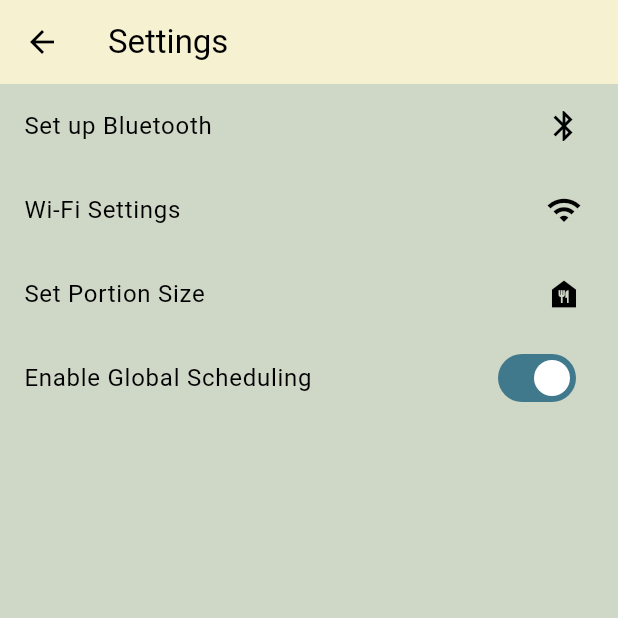
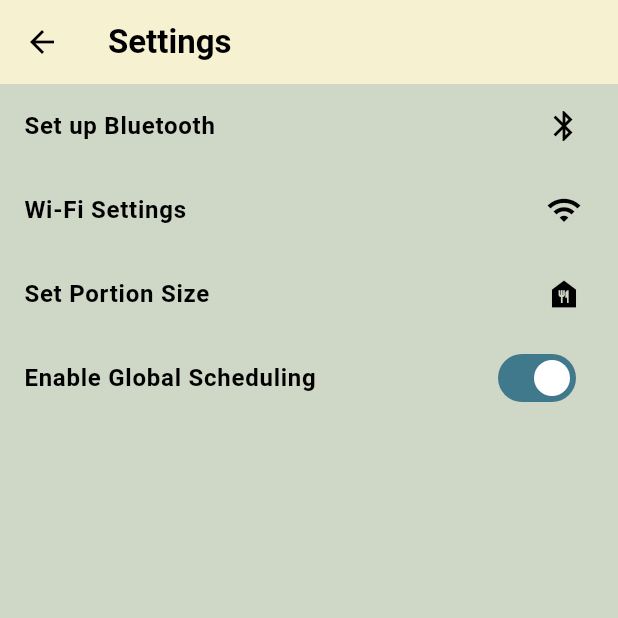
Before and after one commit to menezmethod/pet_feeder_esp_ui, a Flutter app: the screen it shows after launch, after a tap on the "settings" icon, on a phone screen of 412 x 824 dp, the top half of it. Run offline on Flutter 3.47's test engine with Material 3 defaults, Android fonts, the phone set to English and light mode, and no system bars; our stand-ins replace flutter_blue, flutter_svg; missing offline and left inert: mqtt_client.

Commit message:
Added settings page fixes

```diff
--- a/lib/main.dart
+++ b/lib/main.dart
@@ -50,6 +50,8 @@ class PetFeederPage extends StatefulWidget {
 class _PetFeederPageState extends State<PetFeederPage> {
   late MqttService mqttService;
   bool isConnected = false;
+  bool isSchedulingEnabled = true;
+  int servingSize = 1000;
   List<Schedule> schedules = [
     Schedule(hour: 8, minute: 0, enabled: true),
     Schedule(hour: 18, minute: 0, enabled: true),
@@ -86,29 +88,52 @@ class _PetFeederPageState extends State<PetFeederPage> {
   void _onMessageReceived(String topic, String payload) {
     if (topic == 'feeder/schedule_status') {
       _updateScheduleStatus(payload);
+    } else if (topic == 'feeder/serving_size') {
+      setState(() {
+        servingSize = int.parse(payload);
+      });
+    } else if (topic == 'feeder/scheduling_enable') {
+      setState(() {
+        isSchedulingEnabled = payload == '1' || payload.toLowerCase() == 'true';
+      });
     }
   }
 
-  void _publishMessage(String topic, String message) {
-    mqttService.publish(topic, message);
-  }
-
   void _getScheduleStatus() {
-    _publishMessage('feeder/get_schedule', '');
+    mqttService.publish('feeder/get_schedule', '');
   }
 
   void _updateScheduleStatus(String payload) {
     Map<String, dynamic> status = json.decode(payload);
     setState(() {
-      schedules = (status['schedules'] as List).map((s) => Schedule.fromJson(s)).toList();
+      isSchedulingEnabled = status['enabled'];
+      schedules = (status['schedules'] as List)
+          .map((s) => Schedule.fromJson(s))
+          .toList();
     });
   }
 
   void _sendUpdatedSchedule() {
     String scheduleJson = json.encode({
+      'enabled': isSchedulingEnabled,
       'schedules': schedules.map((s) => s.toJson()).toList(),
     });
-    _publishMessage('feeder/schedule', scheduleJson);
+    mqttService.publish('feeder/schedule', scheduleJson);
+  }
+
+  void _toggleSchedule(int index, bool value) {
+    setState(() {
+      schedules[index].enabled = value;
+    });
+    _sendUpdatedSchedule();
+  }
+
+  void _toggleGlobalScheduling(bool value) {
+    setState(() {
+      isSchedulingEnabled = value;
+    });
+    mqttService.publish('feeder/scheduling_enable', value.toString());
+    _sendUpdatedSchedule();
   }
 
   Future<void> _showCustomTimePicker(BuildContext context, int index) async {
@@ -116,7 +141,8 @@ class _PetFeederPageState extends State<PetFeederPage> {
       context: context,
       builder: (BuildContext context) {
         return CustomTimePicker(
-          initialTime: TimeOfDay(hour: schedules[index].hour, minute: schedules[index].minute),
+          initialTime: TimeOfDay(
+              hour: schedules[index].hour, minute: schedules[index].minute),
         );
       },
     );
@@ -144,7 +170,17 @@ class _PetFeederPageState extends State<PetFeederPage> {
               Navigator.push(
                 context,
                 MaterialPageRoute(
-                  builder: (context) => SettingsPage(mqttService: mqttService),
+                  builder: (context) => SettingsPage(
+                    mqttService: mqttService,
+                    isSchedulingEnabled: isSchedulingEnabled,
+                    onSchedulingEnabledChanged: _toggleGlobalScheduling,
+                    portionSize: servingSize,
+                    onPortionSizeChanged: (value) {
+                      setState(() {
+                        servingSize = value;
+                      });
+                    },
+                  ),
                 ),
               );
             },
@@ -172,7 +208,7 @@ class _PetFeederPageState extends State<PetFeederPage> {
                       child: IconButton(
                         icon: Icon(Icons.pets, size: 80, color: Theme.of(context).colorScheme.primaryContainer),
                         onPressed: () {
-                          _publishMessage('feeder/feed', '');
+                          mqttService.publish('feeder/feed', '');
                         },
                       ),
                     ),
@@ -198,12 +234,7 @@ class _PetFeederPageState extends State<PetFeederPage> {
                     title: Text(formatTime(schedule.hour, schedule.minute)),
                     trailing: Switch(
                       value: schedule.enabled,
-                      onChanged: (value) {
-                        setState(() {
-                          schedules[idx].enabled = value;
-                        });
-                        _sendUpdatedSchedule();
-                      },
+                      onChanged: (value) => _toggleSchedule(idx, value),
                     ),
                     onTap: () => _showCustomTimePicker(context, idx),
                   );
@@ -497,8 +528,18 @@ class _CustomTimePickerState extends State<CustomTimePicker> {
 class SettingsPage extends StatefulWidget {
   static const routeName = '/settings';
   final MqttService mqttService;
+  final bool isSchedulingEnabled;
+  final Function(bool) onSchedulingEnabledChanged;
+  final int portionSize;
+  final Function(int) onPortionSizeChanged;
 
-  SettingsPage({required this.mqttService});
+  SettingsPage({
+    required this.mqttService,
+    required this.isSchedulingEnabled,
+    required this.onSchedulingEnabledChanged,
+    required this.portionSize,
+    required this.onPortionSizeChanged,
+  });
 
   @override
   _SettingsPageState createState() => _SettingsPageState();
@@ -511,12 +552,14 @@ class _SettingsPageState extends State<SettingsPage> {
   BluetoothCharacteristic? wifiCharacteristic;
   String ssid = '';
   String password = '';
-  bool isSchedulingEnabled = true;
-  int portionSize = 100;
+  late bool isSchedulingEnabled;
+  late int portionSize;
 
   @override
   void initState() {
     super.initState();
+    isSchedulingEnabled = widget.isSchedulingEnabled;
+    portionSize = widget.portionSize;
   }
 
   Future<void> _connectToBluetoothDevice() async {
@@ -596,36 +639,30 @@ class _SettingsPageState extends State<SettingsPage> {
   }
 
   void _sendPortionSize() {
-    // MQTT message to set the portion size
-    print('Sending portion size: $portionSize');
     widget.mqttService.publish('feeder/serving_size', portionSize.toString());
-  }
-
-  void _sendGlobalSchedulingStatus() {
-    print('Sending global scheduling status: ${isSchedulingEnabled ? 'enabled' : 'disabled'}');
-    widget.mqttService.publish('feeder/scheduling_enable', isSchedulingEnabled ? '1' : '0');
+    widget.onPortionSizeChanged(portionSize);
   }
 
   @override
   Widget build(BuildContext context) {
     return Scaffold(
       appBar: AppBar(
-        title: Text('Settings'),
+        title: Text('Settings', style: TextStyle(fontWeight: FontWeight.bold)),
       ),
       body: ListView(
         children: [
           ListTile(
-            title: Text('Set up Bluetooth'),
+            title: Text('Set up Bluetooth', style: TextStyle(fontWeight: FontWeight.bold)),
             trailing: Icon(Icons.bluetooth),
             onTap: _connectToBluetoothDevice,
           ),
           ListTile(
-            title: Text('Wi-Fi Settings'),
+            title: Text('Wi-Fi Settings', style: TextStyle(fontWeight: FontWeight.bold)),
             trailing: Icon(Icons.wifi),
             onTap: isBluetoothConnected ? _showWifiSettingsDialog : null,
           ),
           ListTile(
-            title: Text('Set Portion Size'),
+            title: Text('Set Portion Size', style: TextStyle(fontWeight: FontWeight.bold)),
             trailing: Icon(Icons.food_bank),
             onTap: () async {
               int? result = await showDialog<int>(
@@ -662,13 +699,14 @@ class _SettingsPageState extends State<SettingsPage> {
             },
           ),
           SwitchListTile(
-            title: Text('Enable Global Scheduling'),
+            title: Text('Enable Global Scheduling', style: TextStyle(fontWeight: FontWeight.bold)),
             value: isSchedulingEnabled,
             onChanged: (value) {
               setState(() {
                 isSchedulingEnabled = value;
               });
-              _sendGlobalSchedulingStatus();
+              widget.onSchedulingEnabledChanged(value);
+              widget.mqttService.publish('feeder/scheduling_enable', value.toString());
             },
           ),
         ],
--- a/pubspec.yaml
+++ b/pubspec.yaml
@@ -30,10 +30,10 @@ environment:
 dependencies:
   flutter:
     sdk: flutter
-  mqtt_client: ^9.6.1
-  universal_html: ^2.0.7
+  flutter_blue: ^0.8.0
+  mqtt_client: ^9.8.1
   flutter_svg: ^1.0.3
-  flutter_blue: ^0.8.0
+  protobuf: ^2.0.0
 
   # The following adds the Cupertino Icons font to your application.
   # Use with the CupertinoIcons class for iOS style icons.
```
Also changed, not shown: pubspec.lock.
